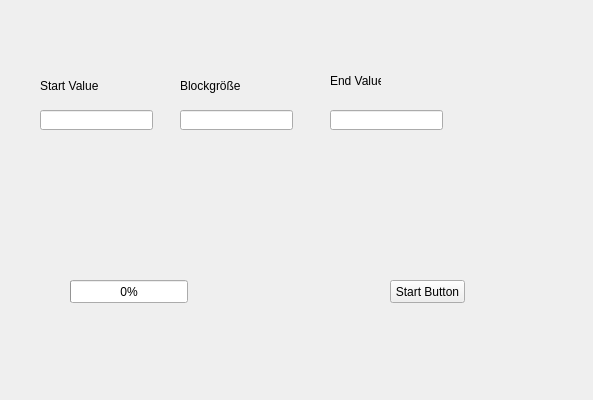
This is Program/UserInterface/UserInterface.ui in BitPaw/ClusterWorker as Qt 5 draws it before an edit. The edited form follows.
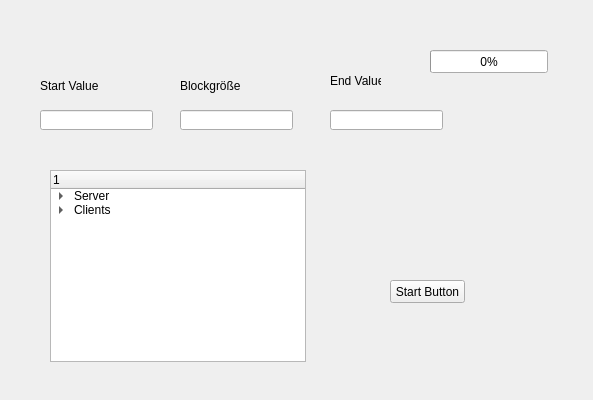
This is the edited form.

```diff
--- a/Program/UserInterface/UserInterface.ui
+++ b/Program/UserInterface/UserInterface.ui
@@ -117,8 +117,8 @@
    <widget class="QProgressBar" name="progressBar">
     <property name="geometry">
      <rect>
-      <x>70</x>
-      <y>280</y>
+      <x>430</x>
+      <y>50</y>
       <width>118</width>
       <height>23</height>
      </rect>
@@ -127,6 +127,54 @@
      <number>0</number>
     </property>
    </widget>
+   <widget class="QTreeWidget" name="treeWidget">
+    <property name="geometry">
+     <rect>
+      <x>50</x>
+      <y>170</y>
+      <width>256</width>
+      <height>192</height>
+     </rect>
+    </property>
+    <column>
+     <property name="text">
+      <string/>
+     </property>
+    </column>
+    <item>
+     <property name="text">
+      <string>Server</string>
+     </property>
+     <item>
+      <property name="text">
+       <string>Server1</string>
+      </property>
+     </item>
+    </item>
+    <item>
+     <property name="text">
+      <string>Clients</string>
+     </property>
+     <item>
+      <property name="text">
+       <string>Client1</string>
+      </property>
+     </item>
+    </item>
+   </widget>
+   <widget class="QLabel" name="TestLabel">
+    <property name="geometry">
+     <rect>
+      <x>390</x>
+      <y>210</y>
+      <width>47</width>
+      <height>13</height>
+     </rect>
+    </property>
+    <property name="text">
+     <string/>
+    </property>
+   </widget>
   </widget>
  </widget>
  <layoutdefault spacing="6" margin="11"/>
```
